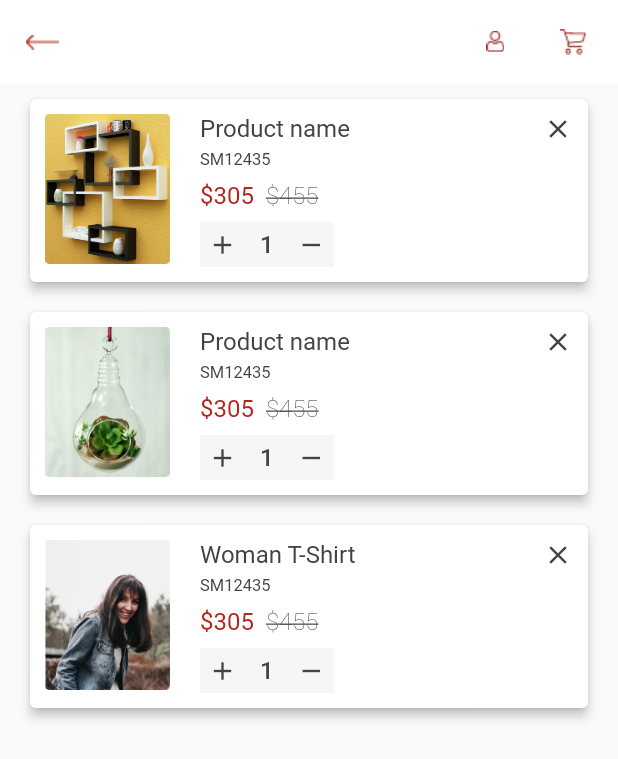
After one commit to priyeshstackapp/homesaaz, a Flutter app: the CartScreen screen opened directly, on a phone screen of 412 x 824 dp. The commit adds this screen. Shown: the top 759 px of the screen. Run offline on Flutter 3.47's test engine with Material 2 defaults, Android fonts, the phone set to English and light mode, and no system bars; our stand-ins replace carousel_slider, dotted_border, shared_preferences; accounts and stored records are empty; Roboto replaces fonts that are missing (NeueFrutigerWorld).

Commit message:
Cart Screen

```diff
--- a/lib/common/colorres.dart
+++ b/lib/common/colorres.dart
@@ -4,6 +4,7 @@ class ColorRes {
   static Color primaryColor                     = Color(0xFFFFFFFF);
   static Color transparent                      = Color(0x00FFFFFF);
   static Color whiteColor                       = Color(0xFFFFFFFF);
+  static Color creamColor                       = Color(0xFFF6F6F6);
   static Color redColor                         = Color(0xFFB3261F);
   static Color darkRedColor                     = Color(0xFF7A0E09);
   static Color textColor                        = Color(0xFF000000);
--- a/lib/common/common_route.dart
+++ b/lib/common/common_route.dart
@@ -1,5 +1,6 @@
 import 'package:flutter/material.dart';
 import 'package:homesaaz/screen/address/address_screen.dart';
+import 'package:homesaaz/screen/cart/cart_screen.dart';
 import 'package:homesaaz/screen/confirmation/confirmation_screen.dart';
 import 'package:homesaaz/screen/create_address/create_address_screen.dart';
 import 'package:homesaaz/screen/detail/product_detail.dart';
@@ -88,6 +89,16 @@ gotoConfirmationScreen(context) {
   Navigator.push(
       context, MaterialPageRoute(builder: (context) => ConfirmationScreen()));
 }
+
+replaceWithCartScreen(context) {
+  Navigator.pushReplacement(
+      context, MaterialPageRoute(builder: (context) => CartScreen()));
+}
+
+gotoCartScreen(context) {
+  Navigator.push(
+      context, MaterialPageRoute(builder: (context) => CartScreen()));
+}
 replaceWithPaymentScreen(context) {
   Navigator.pushReplacement(
       context, MaterialPageRoute(builder: (context) => PaymentScreen()));
--- a/lib/common/common_widget.dart
+++ b/lib/common/common_widget.dart
@@ -2,6 +2,8 @@ import 'package:flutter/material.dart';
 import 'package:homesaaz/app.dart';
 import 'package:homesaaz/common/colorres.dart';
 import 'package:homesaaz/common/common_route.dart';
+import 'package:homesaaz/model/cart_model.dart';
+import 'package:homesaaz/screen/cart/cart_screen.dart';
 import 'package:homesaaz/screen/home/home_screen_view_model.dart';
 
 Widget gradientButton(context, {String title, bool isLoading}) {
@@ -194,3 +196,140 @@ Widget productView(String imageUrl,String productName,String oldPrice,String new
     ],
   );
 }
+
+Widget cartProductView(CartModel cartItem, CartScreenState state, List<CartModel> newProductName){
+  return Stack(
+    alignment: Alignment.topRight,
+    children: [
+      Card(
+        elevation: 3,
+        margin: EdgeInsets.symmetric(horizontal:20,vertical: 10),
+        child: Container(
+          padding: EdgeInsets.symmetric(vertical:10,horizontal: 10),
+          child: Row(
+            crossAxisAlignment: CrossAxisAlignment.start,
+            children: <Widget>[
+              Image.asset(
+                cartItem.imageUrl,
+                fit: BoxFit.cover,
+                height: 100,
+              ),
+              SizedBox(width: 20,),
+              Column(
+                crossAxisAlignment: CrossAxisAlignment.start,
+                children: [
+                  Text(
+                    cartItem.productName,
+                    style: new TextStyle(
+                      color: ColorRes.charcoal,
+                      fontFamily: 'NeueFrutigerWorld',
+                      fontWeight: FontWeight.w400,
+                      fontSize: 16
+                    ),
+                  ),
+                  SizedBox(height: 5,),
+                  Text(
+                    cartItem.productCode,
+                    style: new TextStyle(
+                        color: ColorRes.charcoal,
+                        fontFamily: 'NeueFrutigerWorld',
+                        fontWeight: FontWeight.w400,
+                        fontSize: 11
+                    ),
+                  ),
+                  Row(
+                    children: [
+                      Text(
+                        '${cartItem.newPrice}',
+                        style: new TextStyle(
+                          fontSize: 16,
+                          color: ColorRes.redColor,
+                          fontFamily: 'NeueFrutigerWorld',
+                          fontWeight: FontWeight.w400,
+                        ),
+                      ),
+                      Padding(
+                        padding: const EdgeInsets.all(8.0),
+                        child: Text(
+                          '${cartItem.oldPrice}',
+                          style: TextStyle(
+                            fontSize: 16,
+                            color: ColorRes.charcoal,
+                            fontFamily: 'NeueFrutigerWorld',
+                            fontWeight: FontWeight.w200,
+                            decoration: TextDecoration.lineThrough,
+                          ),
+                        ),
+                      ),
+                    ],
+                  ),
+                  Container(
+                    color: ColorRes.creamColor,
+                    child: Row(
+
+                      children: [
+                        GestureDetector(child: Padding(
+                          padding: const EdgeInsets.all(5),
+                          child: Icon(Icons.add,size: 20,color: ColorRes.charcoal,),
+                        ), onTap: (){
+                          state.setState(() {
+                            cartItem.quantity ++;
+                          });
+                        }),
+                        Padding(
+                          padding: const EdgeInsets.symmetric(horizontal:10),
+                          child: Text(
+                            '${cartItem.quantity}',
+                            style: TextStyle(
+                              fontSize: 16,
+                              color: ColorRes.charcoal,
+                              fontFamily: 'NeueFrutigerWorld',
+                              fontWeight: FontWeight.w500,
+                            ),
+                          ),
+                        ),
+                        GestureDetector(child: Padding(
+                          padding: const EdgeInsets.all(5),
+                          child: Icon(Icons.remove,size: 20,color: ColorRes.charcoal,),
+                        ), onTap: (){
+                          if(cartItem.quantity!=1){
+                            state.setState(() {
+                              cartItem.quantity --;
+                            });
+                          }
+                        }),
+                      ],
+                    ),
+                  ),
+                ],
+              ),
+            ],
+          ),
+        ),
+      ),
+      GestureDetector(
+        child: Padding(
+          padding: EdgeInsets.symmetric(horizontal:30,vertical: 20),
+          child: Icon(Icons.clear,size: 20,color: ColorRes.charcoal,),
+        ),
+        onTap: (){
+          state.setState(() {
+            newProductName.remove(cartItem);
+          });
+        },
+      )
+    ],
+  );
+}
+
+Widget commonAppbar(context){
+  return AppBar(
+    leading: backButton(context),
+    elevation: 0,
+    backgroundColor: ColorRes.primaryColor,
+    actions: [
+      InkWell(child: Image.asset(App.userIcon)),
+      Image.asset(App.cartIcon),
+    ],
+  );
+}
--- /dev/null
+++ b/lib/model/cart_model.dart
@@ -0,0 +1,17 @@
+class CartModel {
+  CartModel({
+    this.oldPrice,
+    this.newPrice,
+    this.productName,
+    this.imageUrl,
+    this.productCode,
+    this.quantity = 1
+  });
+
+  String oldPrice;
+  String newPrice;
+  String productName;
+  String productCode;
+  String imageUrl;
+  int quantity;
+}
--- /dev/null
+++ b/lib/screen/cart/cart_screen.dart
@@ -0,0 +1,36 @@
+import 'package:flutter/material.dart';
+import 'package:homesaaz/app.dart';
+import 'package:homesaaz/common/colorres.dart';
+import 'package:homesaaz/common/common_widget.dart';
+import 'package:homesaaz/model/cart_model.dart';
+import 'package:homesaaz/screen/cart/cart_view_model.dart';
+
+class CartScreen extends StatefulWidget {
+  @override
+  CartScreenState createState() => CartScreenState();
+}
+
+class CartScreenState extends State<CartScreen> {
+
+  CartViewModel model;
+
+  @override
+  Widget build(BuildContext context) {
+    print("Current page --> $runtimeType");
+    model ?? (model = CartViewModel(this));
+
+    return Scaffold(
+      appBar: commonAppbar(context),
+      body: Stack(
+        children : [
+          ListView.builder(
+            itemCount: model.newProductName.length,
+            itemBuilder: (context, index) {
+              CartModel cartItem = model.newProductName[index];
+            return cartProductView(cartItem,this,model.newProductName);
+          },)
+        ]
+      ),
+    );
+  }
+}
--- /dev/null
+++ b/lib/screen/cart/cart_view_model.dart
@@ -0,0 +1,38 @@
+import 'package:homesaaz/common/util.dart';
+import 'package:homesaaz/model/cart_model.dart';
+import 'package:homesaaz/model/home_model.dart';
+import 'package:homesaaz/screen/cart/cart_screen.dart';
+
+class CartViewModel {
+  CartScreenState state;
+
+  CartViewModel(this.state){
+    newProductData();
+  }
+
+  List<CartModel> newProductName = [];
+
+  newProductData() {
+    newProductName.add(CartModel(
+      newPrice: "\$305",
+      oldPrice: "\$455",
+      productName: "Product name",
+      productCode: "SM12435",
+      imageUrl:Utils.homeImg('product_name_first'),
+    ),);
+    newProductName.add(CartModel(
+      newPrice: "\$305",
+      oldPrice: "\$455",
+      productCode: "SM12435",
+      productName: "Product name",
+      imageUrl:Utils.homeImg('product_name_second'),
+    ),);
+    newProductName.add(CartModel(
+      newPrice: "\$305",
+      oldPrice: "\$455",
+      productCode: "SM12435",
+      productName: "Woman T-Shirt",
+      imageUrl:Utils.homeImg('product_name_third'),
+    ),);
+  }
+}
--- a/lib/screen/detail/product_detail.dart
+++ b/lib/screen/detail/product_detail.dart
@@ -2,6 +2,7 @@ import 'package:carousel_slider/carousel_slider.dart';
 import 'package:flutter/material.dart';
 import 'package:homesaaz/app.dart';
 import 'package:homesaaz/common/colorres.dart';
+import 'package:homesaaz/common/common_route.dart';
 import 'package:homesaaz/common/common_widget.dart';
 import 'package:homesaaz/screen/detail/product_detail_view_model.dart';
 
@@ -311,7 +312,11 @@ class ProductDetailScreenState extends State<ProductDetailScreen> {
                       style: TextStyle(fontSize: 18),
                     ),
                   ),
-                  Container(
+                  InkWell(
+                    onTap: (){
+                      gotoCartScreen(context);
+                    },
+                    child: Container(
                       color: ColorRes.redColor,
                       width: MediaQuery.of(context).size.width/2,
                       alignment: Alignment.center,
@@ -319,6 +324,7 @@ class ProductDetailScreenState extends State<ProductDetailScreen> {
                       child: Text(
                         "BUY NOW",
                         style: TextStyle(fontSize: 18,color: ColorRes.whiteColor),
+                      ),
                     ),
                   ),
                 ],
```
Lines whose indentation alone changed are shown as unchanged.
